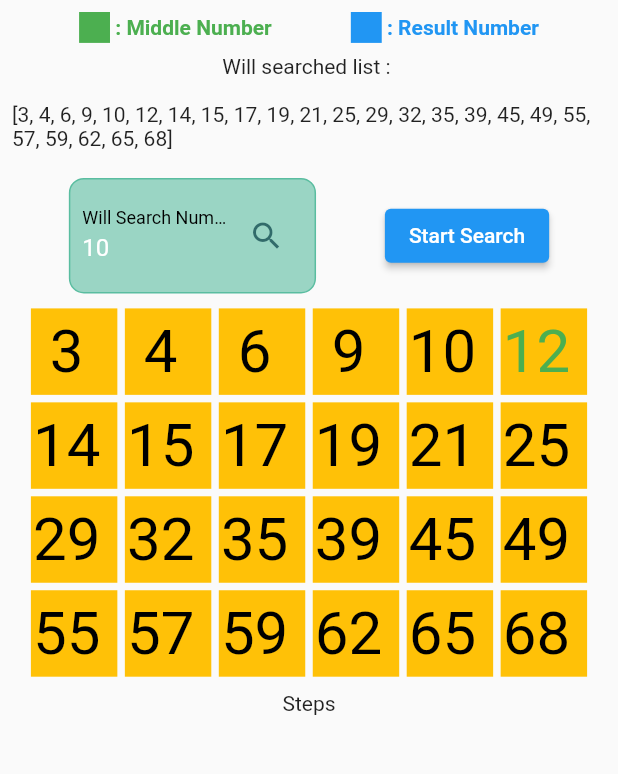
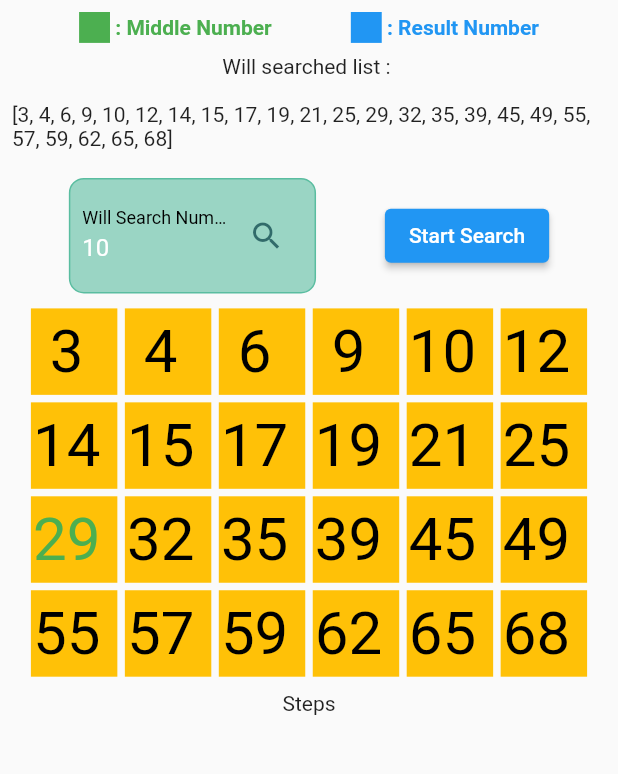
Before and after one commit to guccisekspir/binarySearchVisualizationn, a Flutter app: the screen it shows after launch, on a phone screen of 412 x 824 dp, the part 36-810 px from its top. Run offline on Flutter 3.47's test engine with Material 2 defaults, Android fonts, the phone set to English and light mode, and no system bars; drawn by our look-alikes of auto_size_text.

Commit message:
deleted unnecessary things

```diff
--- a/lib/blocs/counterBloc/bloc/counter_bloc.dart
+++ /dev/null
@@ -1,20 +0,0 @@
-import 'package:bloc/bloc.dart';
-import 'package:meta/meta.dart';
-
-part 'counter_event.dart';
-part 'counter_state.dart';
-
-class CounterBloc extends Bloc<CounterEvent, CounterState> {
-  int count = 0;
-  CounterBloc() : super(CounterInitial()) {
-    on<CounterEvent>((event, emit) {
-      if (event is CounterIncrement) {
-        count++;
-        emit(CounterChanged(count));
-      } else if (event is CounterDecrement) {
-        count--;
-        emit(CounterChanged(count));
-      }
-    });
-  }
-}
--- a/lib/blocs/counterBloc/bloc/counter_event.dart
+++ /dev/null
@@ -1,8 +0,0 @@
-part of 'counter_bloc.dart';
-
-@immutable
-abstract class CounterEvent {}
-
-class CounterIncrement extends CounterEvent {}
-
-class CounterDecrement extends CounterEvent {}
--- a/lib/blocs/counterBloc/bloc/counter_state.dart
+++ /dev/null
@@ -1,12 +0,0 @@
-part of 'counter_bloc.dart';
-
-@immutable
-abstract class CounterState {}
-
-class CounterInitial extends CounterState {}
-
-class CounterChanged extends CounterState {
-  final int counter;
-
-  CounterChanged(this.counter);
-}
--- a/lib/pages/homePage/homePage.dart
+++ b/lib/pages/homePage/homePage.dart
@@ -2,8 +2,6 @@ import 'dart:developer';
 
 import 'package:auto_size_text/auto_size_text.dart';
 import 'package:flutter/material.dart';
-import 'package:flutter_bloc/flutter_bloc.dart';
-import 'package:sampleflutter/blocs/counterBloc/bloc/counter_bloc.dart';
 import 'package:sampleflutter/helpers/sizeHelper.dart';
 import 'package:sampleflutter/helpers/themeHelper.dart';
 import 'package:sampleflutter/models/binaryNumber.dart';
@@ -50,29 +48,26 @@ class HomePage extends StatefulWidget {
 
 @visibleForTesting
 class HomePageState extends State<HomePage> {
-  bool isClicked = false;
-  int counter = 0;
-  late CounterBloc counterBloc;
-
   ThemeHelper themeHelper = ThemeHelper();
   SizeHelper sizeHelper = SizeHelper();
+  FocusNode willSearchTextFieldFocusNode = FocusNode();
 
+  late TextEditingController willSearchTextEditingController;
   late List<int> currentwillSearchList;
-
   late List<BinaryNumber> currentWillSearchBinaryNumber;
 
   late int currentMiddle;
   late int currentMinimum;
   late int currentMaximum;
   int? currentResult;
+  List<String> steps = [];
 
   @override
   void initState() {
     // TODO: implement initState
     super.initState();
     currentwillSearchList = widget.currentWillSearchList;
-    counterBloc = BlocProvider.of<CounterBloc>(context);
-    currentMiddle = (currentwillSearchList.length / 2).floor();
+    currentMiddle = currentwillSearchList[(currentwillSearchList.length / 2).floor()];
     currentMinimum = 0;
     currentMaximum = currentwillSearchList.length;
     currentWillSearchBinaryNumber = currentwillSearchList
@@ -82,16 +77,8 @@ class HomePageState extends State<HomePage> {
             isOnScoped: true,
             isMiddle: currentwillSearchList.indexOf(currentValue) == currentMiddle))
         .toList();
-
     willSearchTextEditingController = TextEditingController(text: "10");
-
-    //binarySearch(currentwillSearchList, 63);
-    // letsMakeSearching();
-    //  func1(a, 13);
   }
-
-  late TextEditingController willSearchTextEditingController;
-  FocusNode willSearchTextFieldFocusNode = FocusNode();
 
   @override
   Widget build(BuildContext context) {
@@ -234,8 +221,6 @@ class HomePageState extends State<HomePage> {
     );
   }
 
-  List<String> steps = [];
-
   Future<int> binarySearch(List<int> integerList, int willSearchNumber) async {
     debugPrint("geldi " + integerList.toString());
 
--- a/lib/pages/landPage.dart
+++ b/lib/pages/landPage.dart
@@ -1,7 +1,5 @@
 import 'package:flutter/material.dart';
 import 'package:flutter/scheduler.dart';
-import 'package:flutter_bloc/flutter_bloc.dart';
-import 'package:sampleflutter/blocs/counterBloc/bloc/counter_bloc.dart';
 import 'package:sampleflutter/helpers/sizeHelper.dart';
 import 'package:sampleflutter/helpers/themeHelper.dart';
 import 'package:sampleflutter/pages/homePage/homePage.dart';
@@ -32,11 +30,6 @@ class _LandPageState extends State<LandPage> {
 
   @override
   Widget build(BuildContext context) {
-    return isInit
-        ? BlocProvider(
-            create: (context) => CounterBloc(),
-            child: HomePage(),
-          )
-        : CircularProgressIndicator();
+    return isInit ? HomePage() : CircularProgressIndicator();
   }
 }
--- a/pubspec.yaml
+++ b/pubspec.yaml
@@ -34,8 +34,6 @@ dependencies:
   # The following adds the Cupertino Icons font to your application.
   # Use with the CupertinoIcons class for iOS style icons.
   cupertino_icons: ^1.0.2
-  flutter_bloc: ^8.0.1
-  equatable: ^2.0.3
   auto_size_text: ^3.0.0
 
 dev_dependencies:
```
Also changed, not shown: 1 other file.
